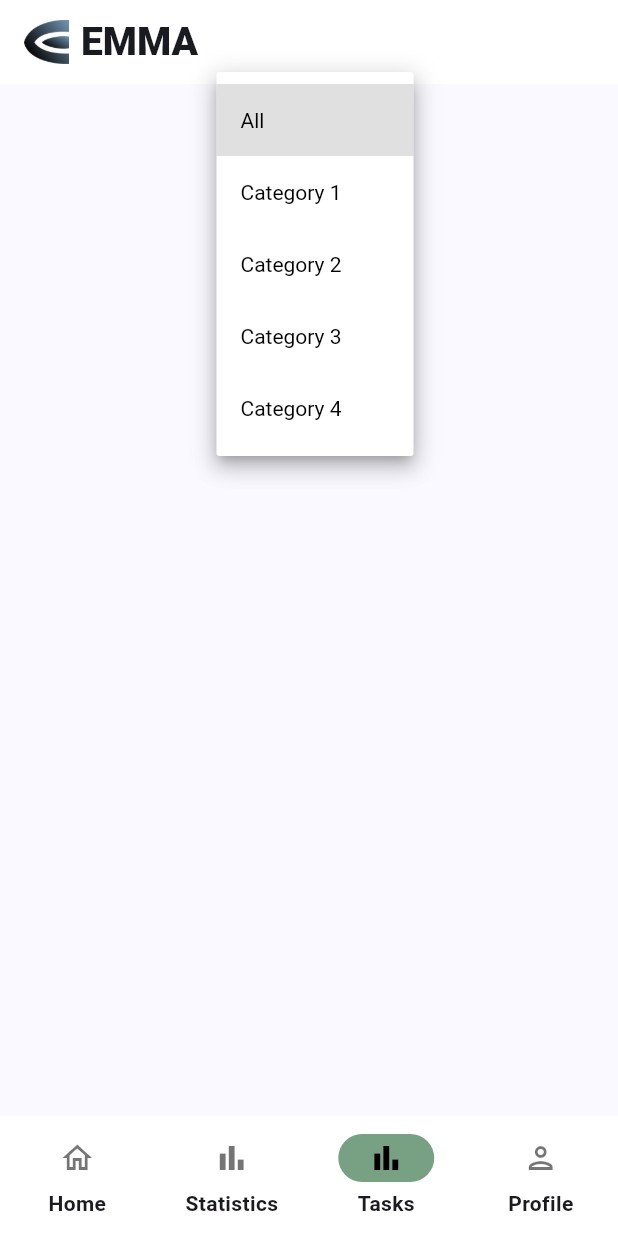
After one commit to bintangyosua/EMMA, a Flutter app: the screen it shows once a user with an empty profile is signed in, item 3 of the bottom bar chosen, after a tap on "All", on a phone screen of 412 x 824 dp. The commit adds this screen. Run offline on Flutter 3.47's test engine with Material 3 defaults, Android fonts, the phone set to English and light mode, and no system bars; our stand-ins replace cloud_firestore, firebase_auth, firebase_core, fl_chart, flutter_dotenv, google_generative_ai; accounts and stored records are empty.

Commit message:
added tasks list page

```diff
--- /dev/null
+++ b/lib/finished-tasks/finished_task.page.dart
@@ -0,0 +1,155 @@
+import 'package:emma/colors.dart';
+import 'package:emma/models/task.dart';
+import 'package:flutter/material.dart';
+
+class TaskListPage extends StatefulWidget {
+  @override
+  _TaskListPageState createState() => _TaskListPageState();
+}
+
+class _TaskListPageState extends State<TaskListPage> {
+  List<Task> _tasks = [];
+  String _selectedCategory = 'All';
+
+  @override
+  void initState() {
+    super.initState();
+    _loadTasks();
+  }
+
+  void _loadTasks() async {
+    List<Task> tasks = await Task.findAll();
+    setState(() {
+      _tasks = tasks;
+    });
+  }
+
+  void _filterTasks(String category) {
+    setState(() {
+      _selectedCategory = category;
+    });
+  }
+
+  @override
+  Widget build(BuildContext context) {
+    List<Task> filteredTasks = _selectedCategory == 'All'
+        ? _tasks
+        : _tasks
+            .where((task) => task.category_id == _selectedCategory)
+            .toList();
+
+    return Scaffold(
+      appBar: AppBar(
+        backgroundColor: Colors.white,
+        title: Row(
+          children: [
+            Image.asset(
+              'assets/images/logo.png',
+              height: 30,
+              width: 30,
+            ),
+            const SizedBox(width: 8),
+            const Text(
+              'EMMA',
+              style: TextStyle(
+                fontSize: 26,
+                fontWeight: FontWeight.w900,
+              ),
+            ),
+          ],
+        ),
+      ),
+      body: Column(
+        children: [
+          DropdownButton<String>(
+            focusColor: AppColors.color1,
+            value: _selectedCategory,
+            items: [
+              'All',
+              'Category 1',
+              'Category 2',
+              'Category 3',
+              'Category 4',
+            ].map((String category) {
+              return DropdownMenuItem<String>(
+                value: category,
+                child: Text(category),
+                // style: TextStyle(color: Colors.black),
+              );
+            }).toList(),
+            onChanged: (String? newCategory) {
+              if (newCategory != null) {
+                _filterTasks(newCategory);
+              }
+            },
+            style: TextStyle(color: Colors.black),
+            dropdownColor: Colors.white,
+          ),
+          Expanded(
+            child: ListView.builder(
+              itemCount: filteredTasks.length,
+              itemBuilder: (context, index) {
+                final task = filteredTasks[index];
+                return ListTile(
+                  title: Text(task.name),
+                  subtitle: Text('Deadline: ${task.deadline}'),
+                  trailing: Row(
+                    mainAxisSize: MainAxisSize.min,
+                    children: [
+                      Checkbox(
+                        value: task.is_done,
+                        onChanged: (bool? value) {
+                          setState(() {
+                            task.checkDone(task.uid!);
+                          });
+                        },
+                      ),
+                      IconButton(
+                        icon: Icon(Icons.delete),
+                        onPressed: () {
+                          showDialog<bool>(
+                            context: context,
+                            builder: (context) {
+                              return AlertDialog(
+                                title: const Text('Confirm Delete'),
+                                content: const Text(
+                                    'Are you sure you want to delete this task?'),
+                                actions: [
+                                  TextButton(
+                                    onPressed: () =>
+                                        Navigator.pop(context, false),
+                                    child: const Text('Cancel'),
+                                  ),
+                                  TextButton(
+                                    onPressed: () =>
+                                        Navigator.pop(context, true),
+                                    child: const Text('Delete'),
+                                  ),
+                                ],
+                              );
+                            },
+                          ).then((confirmDelete) {
+                            if (confirmDelete ?? false) {
+                              task.delete().then((_) {
+                                setState(() {
+                                  _tasks.removeAt(index);
+                                });
+                                ScaffoldMessenger.of(context).showSnackBar(
+                                  const SnackBar(content: Text("Task deleted")),
+                                );
+                              });
+                            }
+                          });
+                        },
+                      ),
+                    ],
+                  ),
+                );
+              },
+            ),
+          ),
+        ],
+      ),
+    );
+  }
+}
--- a/lib/navigation-bar/navigation-bar.dart
+++ b/lib/navigation-bar/navigation-bar.dart
@@ -1,5 +1,6 @@
 import 'package:emma/colors.dart';
 import 'package:emma/eisenhower-matrix/eisenhower-matrix.page.dart';
+import 'package:emma/finished-tasks/finished_task.page.dart';
 import 'package:flutter/material.dart';
 import 'package:firebase_auth/firebase_auth.dart';
 import 'package:cloud_firestore/cloud_firestore.dart';
@@ -48,6 +49,36 @@ class _NavigationExampleState extends State<NavigationExample> {
     await fetchUserData();
   }
 
+  Future<void> deleteTask(String taskId) async {
+    final confirmDelete = await showDialog<bool>(
+      context: context,
+      builder: (context) {
+        return AlertDialog(
+          title: const Text('Delete Task'),
+          content: const Text('Are you sure you want to delete this task?'),
+          actions: [
+            TextButton(
+              onPressed: () => Navigator.pop(context, false),
+              child: const Text('Cancel'),
+            ),
+            TextButton(
+              onPressed: () => Navigator.pop(context, true),
+              child: const Text('Delete'),
+            ),
+          ],
+        );
+      },
+    );
+
+    if (confirmDelete ?? false) {
+      await FirebaseFirestore.instance.collection('tasks').doc(taskId).delete();
+
+      ScaffoldMessenger.of(context).showSnackBar(
+        const SnackBar(content: Text('Task deleted successfully')),
+      );
+    }
+  }
+
   @override
   Widget build(BuildContext context) {
     final ThemeData theme = Theme.of(context);
@@ -82,6 +113,12 @@ class _NavigationExampleState extends State<NavigationExample> {
               label: 'Statistics', // Updated label
             ),
             NavigationDestination(
+              selectedIcon:
+                  Icon(Icons.bar_chart, color: Colors.black), // Updated icon
+              icon: Icon(Icons.task, color: Colors.black54), // Updated icon
+              label: 'Tasks', // Updated label
+            ),
+            NavigationDestination(
               selectedIcon: Icon(Icons.person, color: Colors.black),
               icon: Icon(Icons.person_outlined, color: Colors.black54),
               label: 'Profile',
@@ -92,6 +129,7 @@ class _NavigationExampleState extends State<NavigationExample> {
       body: <Widget>[
         EisenhowerMatrixPage(),
         StatisticPage(),
+        TaskListPage(),
         username != null
             ? SingleChildScrollView(
                 padding: const EdgeInsets.all(16.0),
```
Also changed, not shown: lib/eisenhower-matrix/eisenhower-matrix.page.dart (+10 -14 lines), lib/eisenhower-matrix/task_page.dart (+23 -0 lines).
